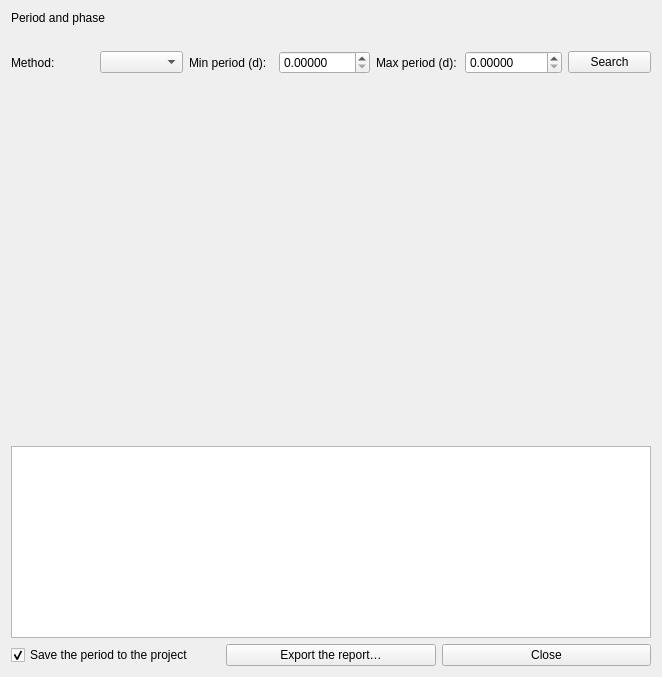
This is nightscribe/gui/ui/phase_dialog.ui in irydeo/nightscribe as Qt 5 draws it before an edit. The edited form follows.
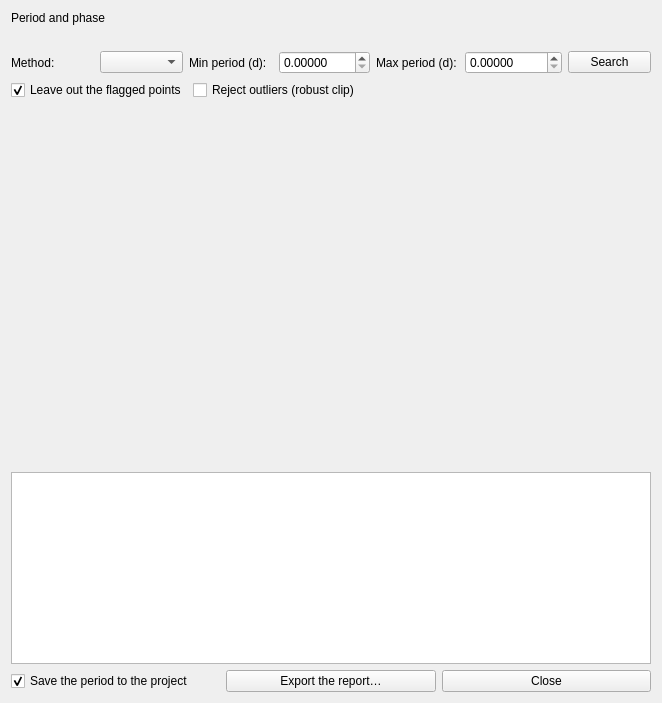
This is the edited form.

Diff of the .ui file:
```diff
--- a/nightscribe/gui/ui/phase_dialog.ui
+++ b/nightscribe/gui/ui/phase_dialog.ui
@@ -26,6 +26,13 @@
      <item><widget class="QPushButton" name="btn_search"><property name="text"><string>Search</string></property><property name="toolTip"><string>Run the search on the points of this project (the curve as measured, flags included)</string></property></widget></item>
     </layout>
    </item>
+   <item>
+    <layout class="QHBoxLayout" name="row_robust">
+     <item><widget class="QCheckBox" name="chk_skip_flags"><property name="text"><string>Leave out the flagged points</string></property><property name="checked"><bool>true</bool></property><property name="toolTip"><string>A point whose data is in doubt (saturated, a cosmic ray, a focus excursion, a cloud, an unaligned frame) must not steer the periodogram. The calibration caveats (few comps) are not in doubt and stay</string></property></widget></item>
+     <item><widget class="QCheckBox" name="chk_clip"><property name="text"><string>Reject outliers (robust clip)</string></property><property name="toolTip"><string>An iterative MAD clip on the curve itself before the search: what leaves the robust scatter goes, and the number is said in the result. Leave it on when the curve has a point that does not belong</string></property></widget></item>
+     <item><spacer name="hsp_robust"><property name="orientation"><enum>Qt::Horizontal</enum></property><property name="sizeHint" stdset="0"><size><width>40</width><height>20</height></size></property></spacer></item>
+    </layout>
+   </item>
    <item>
     <widget class="QLabel" name="lbl_chart"><property name="text"><string/></property><property name="alignment"><set>Qt::AlignCenter</set></property><property name="minimumSize"><size><width>640</width><height>360</height></size></property></widget>
    </item>
```
